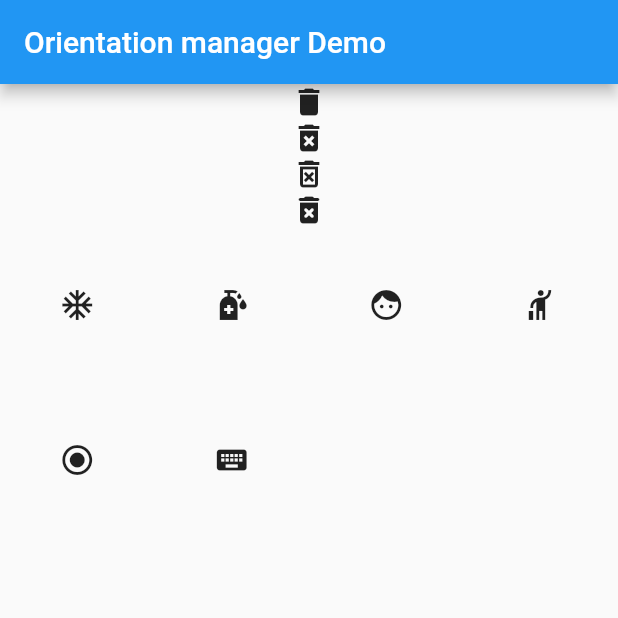
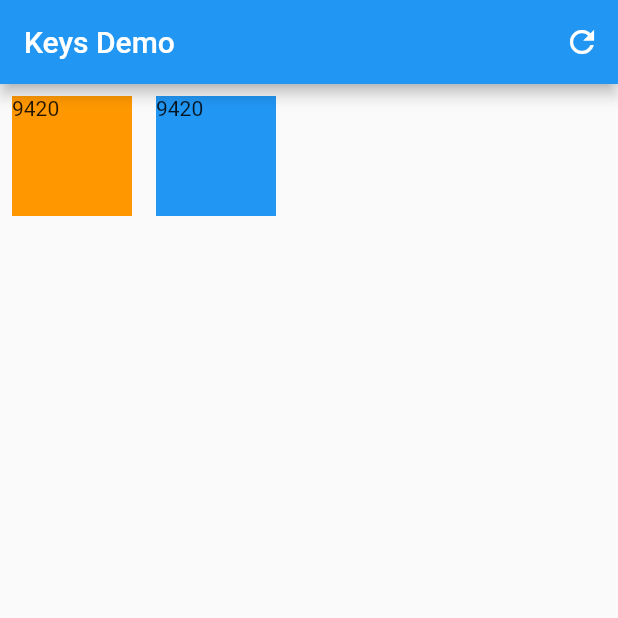
Before and after one commit to neo1777/camuso, a Flutter app: the screen it shows after launch, on a phone screen of 412 x 824 dp, the top half of it. Run offline on Flutter 3.47's test engine with Material 2 defaults, Android fonts, the phone set to English and light mode, and no system bars.

Commit message:
lesson 28

```diff
--- a/lib/main.dart
+++ b/lib/main.dart
@@ -1,5 +1,5 @@
 import 'package:flutter/material.dart';
-import 'screens/lesson27.dart';
+import 'screens/lesson28.dart';
 
 void main() => runApp(MyApp1777());
 
@@ -7,9 +7,9 @@ class MyApp1777 extends StatelessWidget {
   @override
   Widget build(BuildContext context) {
     return MaterialApp(
-      title: 'Orientation demo 1777',
+      title: 'Keys demo 1777',
       theme: ThemeData(primarySwatch: Colors.blue),
-      home: MyLesson27Page(title: 'Orientation manager Demo'),
+      home: MyLesson28Page(title: 'Keys Demo'),
     );
   }
 }
--- /dev/null
+++ b/lib/screens/lesson28.dart
@@ -0,0 +1,94 @@
+import 'dart:math';
+
+import 'package:flutter/material.dart';
+
+class MyLesson28Page extends StatefulWidget {
+  MyLesson28Page({Key? key, required this.title}) : super(key: key);
+  final String title;
+  @override
+  _MyHomePageState createState() => _MyHomePageState();
+}
+
+class _MyHomePageState extends State<MyLesson28Page> {
+  List<Widget> tiles = [];
+
+  void swapTile() {
+    setState(() {
+      tiles.insert(1, tiles.removeAt(0));
+    });
+  }
+
+  @override
+  void initState() {
+    super.initState();
+    tiles = [
+      //StateLessColorWidget(color: Colors.orange),
+      //StateLessColorWidget(color: Colors.blue),
+      Padding(
+        padding: const EdgeInsets.all(8.0),
+        //key: UniqueKey(),
+        key: Key('sono arancio'),
+        child: StateFullColorWidget(
+          color: Colors.orange,
+        ),
+      ),
+      Padding(
+        padding: const EdgeInsets.all(8.0),
+        //key: UniqueKey(),
+        key: Key('sono blu'),
+        child: StateFullColorWidget(
+          color: Colors.blue,
+        ),
+      ),
+    ];
+  }
+
+  @override
+  Widget build(BuildContext context) {
+    return Scaffold(
+      appBar: AppBar(
+        title: Text(widget.title),
+        actions: <Widget>[
+          IconButton(icon: Icon(Icons.refresh), onPressed: swapTile)
+        ],
+      ),
+      body: Row(
+        children: tiles,
+      ),
+    );
+  }
+}
+
+class StateLessColorWidget extends StatelessWidget {
+  StateLessColorWidget({Key? key, required this.color}) : super(key: key);
+  final Color color;
+  @override
+  Widget build(BuildContext context) {
+    return Container(
+      width: 80,
+      height: 80,
+      color: this.color,
+    );
+  }
+}
+
+class StateFullColorWidget extends StatefulWidget {
+  StateFullColorWidget({Key? key, required this.color}) : super(key: key);
+  final Color color;
+  @override
+  _StateFullColorWidgetState createState() => _StateFullColorWidgetState(color);
+}
+
+class _StateFullColorWidgetState extends State<StateFullColorWidget> {
+  Color color;
+  _StateFullColorWidgetState(this.color);
+  @override
+  Widget build(BuildContext context) {
+    return Container(
+      width: 80,
+      height: 80,
+      color: this.color,
+      child: Text(Random().nextInt(10000).toString()),
+    );
+  }
+}
```
